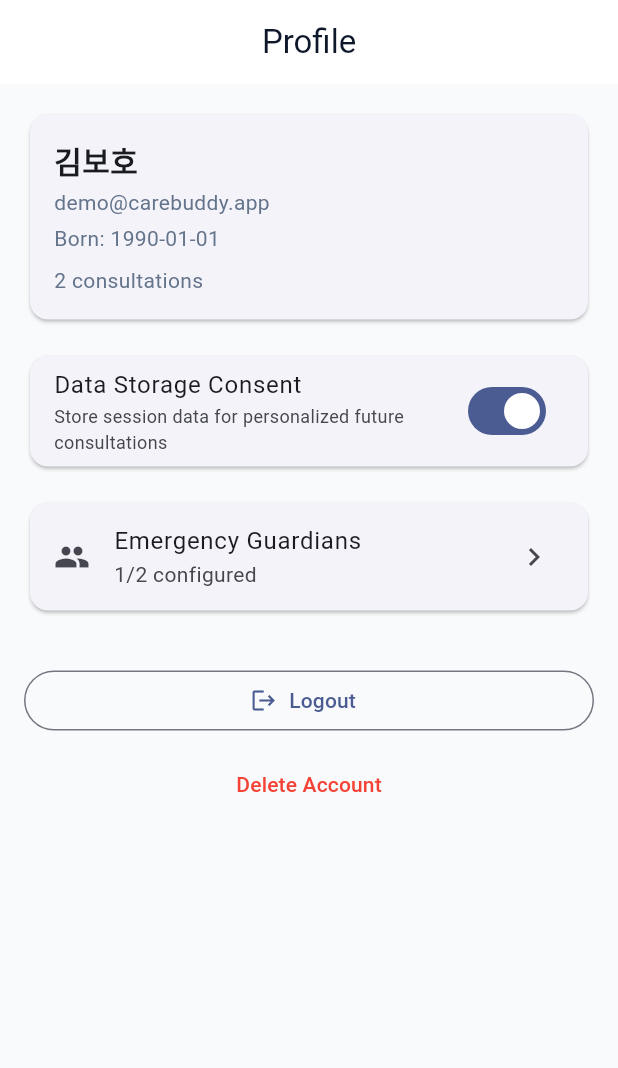
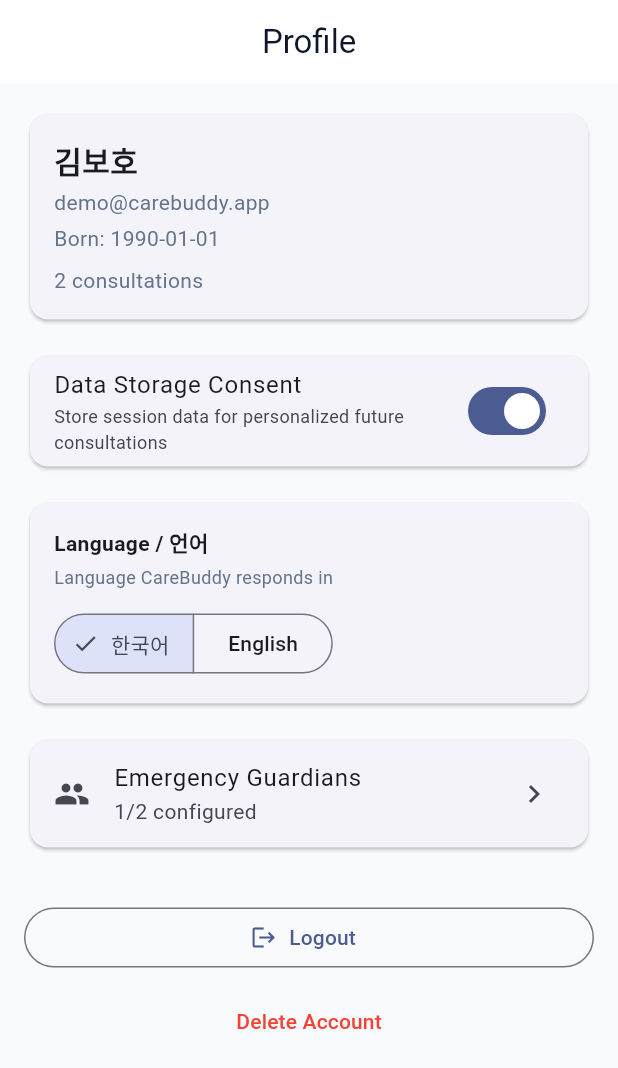
Before and after one commit to CareBuddy-Chosun/carebuddy-mobile, a Flutter app: the ProfileScreen screen opened by its route, on a phone screen of 412 x 824 dp. Shown: the top 1068 px of the screen. Run offline on Flutter 3.47's test engine with Material 3 defaults, Android fonts, the phone set to English and light mode, and no system bars; our stand-ins replace dio, flutter_riverpod, flutter_secure_storage, flutter_tts, freezed_annotation, geolocator and 3 more; accounts and stored records are empty.

Commit message:
feat: 설정 화면 KO/EN 언어 토글 + 채팅 언어 연동
- lib/core/providers/language_provider.dart 신설 (StateNotifier, ko 기본, shared_preferences 영속)
- 프로필 화면에 '언어/Language' 섹션 + KO/EN SegmentedButton
- session_repository.sendMessage에 optional language 파라미터 추가
- consultation_provider가 현재 언어를 채팅 요청에 전달 → 백엔드가 해당 언어로 응답
- mock repository 시그니처 동기화

UI 문자열 다국어화는 범위 외(추후). flutter analyze: No issues found.

Co-Authored-By: Claude Opus 4.8 <noreply@anthropic.com>

```diff
--- a/lib/core/network/mock/mock_repositories.dart
+++ b/lib/core/network/mock/mock_repositories.dart
@@ -326,6 +326,7 @@ class MockSessionRepository extends SessionRepository {
     required String content,
     String inputType = 'text',
     double? audioDurationSeconds,
+    String? language,
   }) async {
     await Future<void>.delayed(const Duration(milliseconds: 600));
 
--- a/lib/core/network/session_repository.dart
+++ b/lib/core/network/session_repository.dart
@@ -72,6 +72,7 @@ class SessionRepository {
     required String content,
     String inputType = 'text',
     double? audioDurationSeconds,
+    String? language,
   }) async {
     try {
       final data = <String, dynamic>{
@@ -80,6 +81,9 @@ class SessionRepository {
       };
       if (audioDurationSeconds != null) {
         data['audio_duration_seconds'] = audioDurationSeconds;
+      }
+      if (language != null) {
+        data['language'] = language;
       }
       final response = await _dio.post(
         '/sessions/$sessionId/messages',
--- a/lib/features/consultation/presentation/providers/consultation_provider.dart
+++ b/lib/features/consultation/presentation/providers/consultation_provider.dart
@@ -1,4 +1,5 @@
 import 'package:flutter_riverpod/flutter_riverpod.dart';
+import '../../../../core/providers/language_provider.dart';
 import '../../../../core/network/api_exception.dart';
 import '../../../../core/network/session_repository.dart';
 import '../../../../core/services/emergency_detector.dart';
@@ -151,6 +152,7 @@ class ConsultationNotifier extends StateNotifier<ConsultationState> {
         state.sessionId!,
         content: text,
         inputType: inputType,
+        language: _ref.read(languageProvider),
       );
 
       final newMessages = List<ChatMessage>.from(state.messages)
--- a/lib/features/profile/presentation/screens/profile_screen.dart
+++ b/lib/features/profile/presentation/screens/profile_screen.dart
@@ -3,6 +3,7 @@ import 'package:flutter_riverpod/flutter_riverpod.dart';
 import 'package:go_router/go_router.dart';
 import '../../../../core/constants/app_theme.dart';
 import '../../../../core/network/api_exception.dart';
+import '../../../../core/providers/language_provider.dart';
 import '../../../../shared/models/user_models.dart';
 import '../../../auth/presentation/providers/auth_provider.dart';
 import '../providers/profile_provider.dart';
@@ -94,6 +95,42 @@ class _ProfileScreenState extends ConsumerState<ProfileScreen> {
           ),
           const SizedBox(height: 16),
 
+          // Language section
+          Card(
+            child: Padding(
+              padding: const EdgeInsets.all(16),
+              child: Column(
+                crossAxisAlignment: CrossAxisAlignment.start,
+                children: [
+                  const Text(
+                    'Language / 언어',
+                    style: TextStyle(fontWeight: FontWeight.bold),
+                  ),
+                  const SizedBox(height: 4),
+                  const Text(
+                    'Language CareBuddy responds in',
+                    style: TextStyle(
+                        fontSize: 12, color: AppTheme.textSecondary),
+                  ),
+                  const SizedBox(height: 12),
+                  SegmentedButton<String>(
+                    segments: const [
+                      ButtonSegment(value: 'ko', label: Text('한국어')),
+                      ButtonSegment(value: 'en', label: Text('English')),
+                    ],
+                    selected: {ref.watch(languageProvider)},
+                    onSelectionChanged: (selection) {
+                      ref
+                          .read(languageProvider.notifier)
+                          .setLanguage(selection.first);
+                    },
+                  ),
+                ],
+              ),
+            ),
+          ),
+          const SizedBox(height: 16),
+
           // Guardians section
           Card(
             child: ListTile(
```
Also changed, not shown: lib/core/providers/language_provider.dart (added, +34 -0 lines), pubspec.lock, 3 other files.
